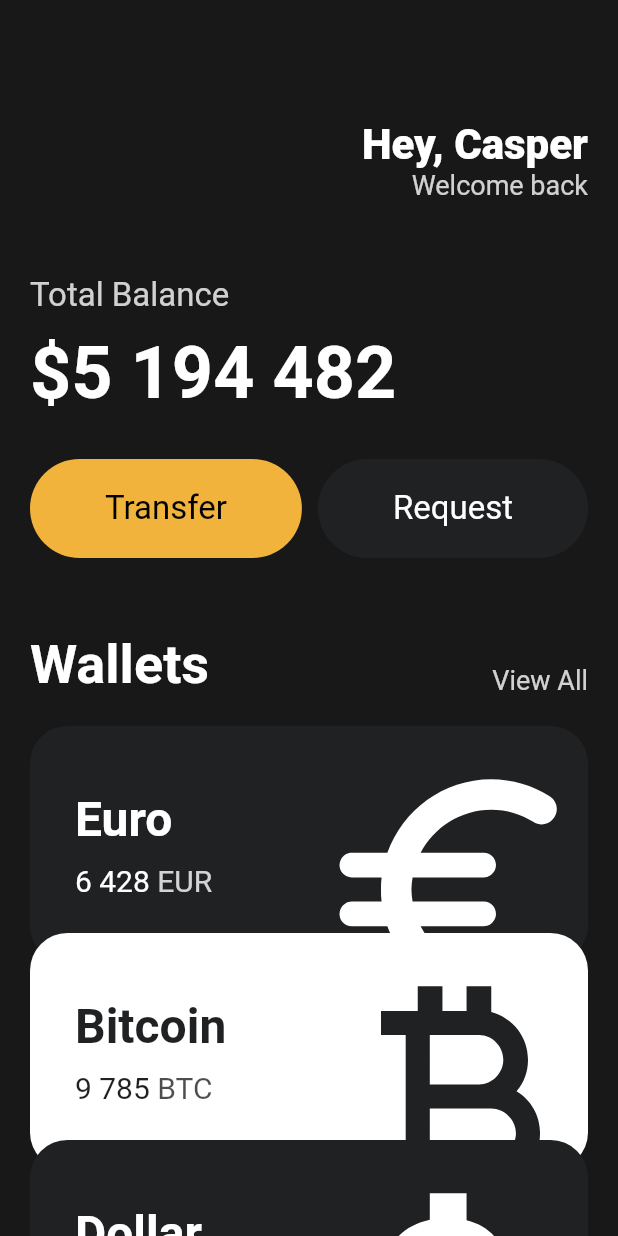
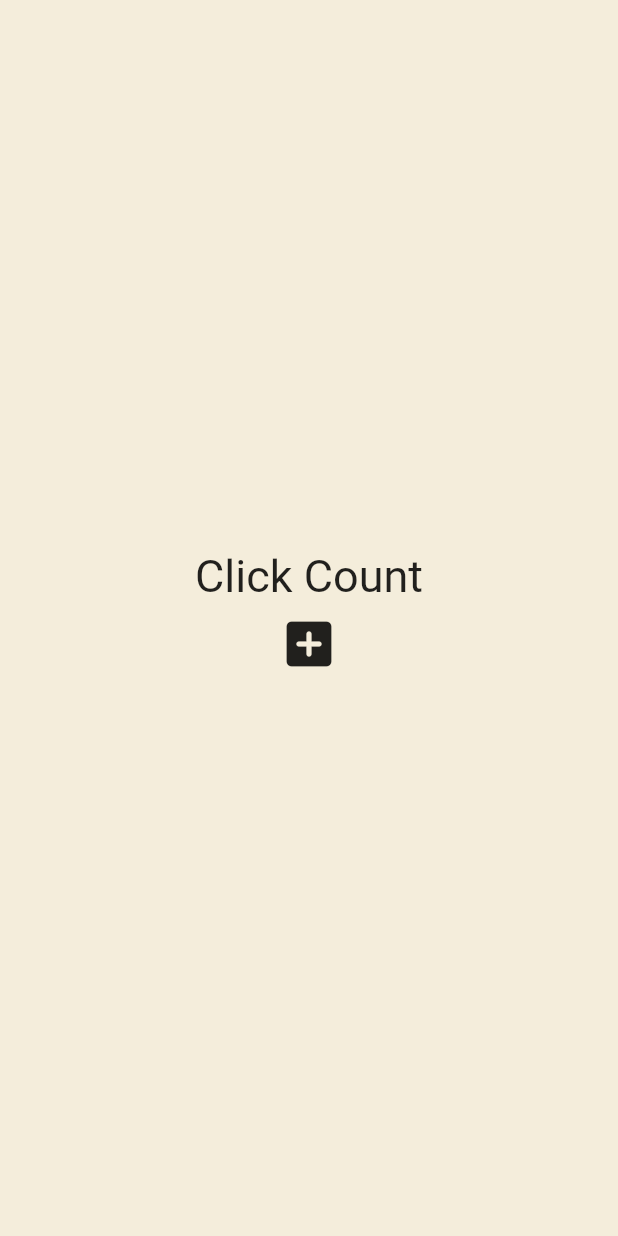
Before and after one commit to 7loro/FlutterStudy, a Flutter app: the screen it shows after launch, on a phone screen of 412 x 824 dp. Run offline on Flutter 3.47's test engine with Material 2 defaults, Android fonts, the phone set to English and light mode, and no system bars.

Commit message:
Counter stateful example

```diff
--- a/lib/main.dart
+++ b/lib/main.dart
@@ -1,143 +1,43 @@
 import 'package:flutter/material.dart';
-import 'package:toonflix/widgets/button.dart';
-import 'package:toonflix/widgets/currency_card.dart';
 
 void main() {
   runApp(App());
 }
 
-class App extends StatelessWidget {
+class App extends StatefulWidget {
+  @override
+  State<App> createState() => _AppState();
+}
+
+class _AppState extends State<App> {
+  List<int> numbers = [];
+
+  void onClicked() {
+    setState(() {
+      numbers.add(numbers.length);
+      print(numbers);
+    });
+  }
+
   @override
   Widget build(BuildContext context) {
     return MaterialApp(
       home: Scaffold(
-        backgroundColor: const Color(0xFF181818),
-        body: SingleChildScrollView(
-          child: Padding(
-            padding: const EdgeInsets.symmetric(horizontal: 20),
-            child: Column(
-              crossAxisAlignment: CrossAxisAlignment.start,
-              children: [
-                const SizedBox(
-                  height: 80,
-                ),
-                Row(
-                  mainAxisAlignment: MainAxisAlignment.end,
-                  children: [
-                    Column(
-                      crossAxisAlignment: CrossAxisAlignment.end,
-                      children: [
-                        const Text(
-                          'Hey, Casper',
-                          style: TextStyle(
-                            color: Colors.white,
-                            fontSize: 28,
-                            fontWeight: FontWeight.w800,
-                          ),
-                        ),
-                        Text(
-                          'Welcome back',
-                          style: TextStyle(
-                            color: Colors.white.withOpacity(0.8),
-                            fontSize: 18,
-                          ),
-                        ),
-                      ],
-                    )
-                  ],
-                ),
-                const SizedBox(
-                  height: 50,
-                ),
-                Text(
-                  'Total Balance',
-                  style: TextStyle(
-                    fontSize: 22,
-                    color: Colors.white.withOpacity(0.8),
-                  ),
-                ),
-                const SizedBox(
-                  height: 10,
-                ),
-                const Text(
-                  '\$5 194 482',
-                  style: TextStyle(
-                    fontSize: 48,
-                    fontWeight: FontWeight.w600,
-                    color: Colors.white,
-                  ),
-                ),
-                const SizedBox(
-                  height: 30,
-                ),
-                Row(
-                  mainAxisAlignment: MainAxisAlignment.spaceBetween,
-                  children: const [
-                    Button(
-                      text: 'Transfer',
-                      bgColor: Color(0xFFF1B33B),
-                      textColor: Colors.black,
-                    ),
-                    Button(
-                      text: 'Request',
-                      bgColor: Color(0xFF1F2123),
-                      textColor: Colors.white,
-                    ),
-                  ],
-                ),
-                const SizedBox(
-                  height: 50,
-                ),
-                Row(
-                  crossAxisAlignment: CrossAxisAlignment.end,
-                  mainAxisAlignment: MainAxisAlignment.spaceBetween,
-                  children: [
-                    const Text(
-                      'Wallets',
-                      style: TextStyle(
-                        color: Colors.white,
-                        fontSize: 36,
-                        fontWeight: FontWeight.w600,
-                      ),
-                    ),
-                    Text(
-                      'View All',
-                      style: TextStyle(
-                        color: Colors.white.withOpacity(0.8),
-                        fontSize: 18,
-                      ),
-                    ),
-                  ],
-                ),
-                const SizedBox(
-                  height: 20,
-                ),
-                const CurrencyCard(
-                  name: "Euro",
-                  amount: '6 428',
-                  code: "EUR",
-                  icon: Icons.euro_rounded,
-                  isInverted: false,
-                  order: 0,
-                ),
-                const CurrencyCard(
-                  name: "Bitcoin",
-                  amount: '9 785',
-                  code: "BTC",
-                  icon: Icons.currency_bitcoin,
-                  isInverted: true,
-                  order: 1,
-                ),
-                const CurrencyCard(
-                  name: "Dollar",
-                  amount: '6 428',
-                  code: "USD",
-                  icon: Icons.attach_money_outlined,
-                  isInverted: false,
-                  order: 2,
-                ),
-              ],
-            ),
+        backgroundColor: const Color(0xFFF4EDDB),
+        body: Center(
+          child: Column(
+            mainAxisAlignment: MainAxisAlignment.center,
+            children: [
+              const Text(
+                'Click Count',
+                style: TextStyle(fontSize: 30),
+              ),
+              for (var n in numbers) Text('$n'),
+              IconButton(
+                  iconSize: 40,
+                  onPressed: onClicked,
+                  icon: const Icon(Icons.add_box_rounded)),
+            ],
           ),
         ),
       ),
--- a/lib/widgets/button.dart
+++ /dev/null
@@ -1,37 +0,0 @@
-import 'package:flutter/material.dart';
-
-class Button extends StatelessWidget {
-  final String text;
-  final Color bgColor;
-  final Color textColor;
-
-  const Button({
-    super.key,
-    required this.text,
-    required this.bgColor,
-    required this.textColor,
-  });
-
-  @override
-  Widget build(BuildContext context) {
-    return Container(
-      decoration: BoxDecoration(
-        color: bgColor,
-        borderRadius: BorderRadius.circular(45),
-      ),
-      child: Padding(
-        padding: const EdgeInsets.symmetric(
-          vertical: 20,
-          horizontal: 50,
-        ),
-        child: Text(
-          text,
-          style: TextStyle(
-            color: textColor,
-            fontSize: 22,
-          ),
-        ),
-      ),
-    );
-  }
-}
--- a/lib/widgets/currency_card.dart
+++ /dev/null
@@ -1,91 +0,0 @@
-import 'package:flutter/material.dart';
-
-class CurrencyCard extends StatelessWidget {
-  final String name, code, amount;
-  final IconData icon;
-  final bool isInverted;
-  final int order;
-
-  final _blackColor = const Color(0xFF1F2123);
-
-  const CurrencyCard(
-      {super.key,
-      required this.name,
-      required this.code,
-      required this.amount,
-      required this.icon,
-      required this.isInverted,
-      required this.order});
-
-  @override
-  Widget build(BuildContext context) {
-    return Transform.translate(
-      offset: Offset(0, order * -20),
-      child: Container(
-        clipBehavior: Clip.hardEdge,
-        decoration: BoxDecoration(
-          color: isInverted ? Colors.white : _blackColor,
-          borderRadius: BorderRadius.circular(25),
-        ),
-        child: Padding(
-          padding: const EdgeInsets.all(30),
-          child: Row(
-            mainAxisAlignment: MainAxisAlignment.spaceBetween,
-            children: [
-              Column(
-                crossAxisAlignment: CrossAxisAlignment.start,
-                children: [
-                  Text(
-                    name,
-                    style: TextStyle(
-                      fontSize: 32,
-                      color: isInverted ? _blackColor : Colors.white,
-                      fontWeight: FontWeight.w600,
-                    ),
-                  ),
-                  const SizedBox(
-                    height: 10,
-                  ),
-                  Row(
-                    children: [
-                      Text(
-                        amount,
-                        style: TextStyle(
-                          color: isInverted ? _blackColor : Colors.white,
-                          fontSize: 20,
-                        ),
-                      ),
-                      const SizedBox(
-                        width: 5,
-                      ),
-                      Text(
-                        code,
-                        style: TextStyle(
-                          color: isInverted
-                              ? _blackColor.withOpacity(0.8)
-                              : Colors.white.withOpacity(0.8),
-                          fontSize: 20,
-                        ),
-                      ),
-                    ],
-                  )
-                ],
-              ),
-              Transform.scale(
-                scale: 2,
-                child: Transform.translate(
-                  offset: const Offset(-5, 15),
-                  child: Icon(
-                    icon,
-                    color: isInverted ? _blackColor : Colors.white,
-                    size: 98,
-                  ),
-                ),
-              ),
-            ],
-          ),
-        ),
-      ),
-    );
-  }
-}
```
